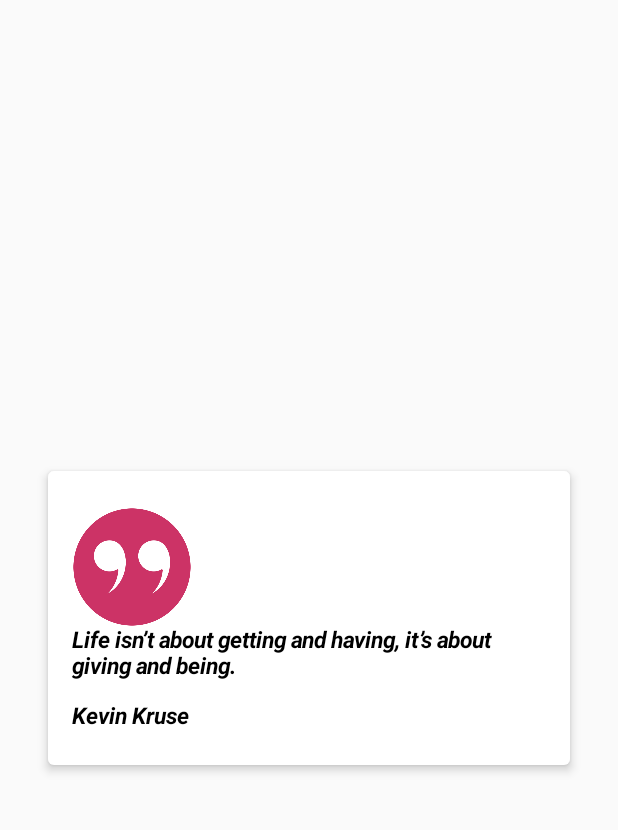
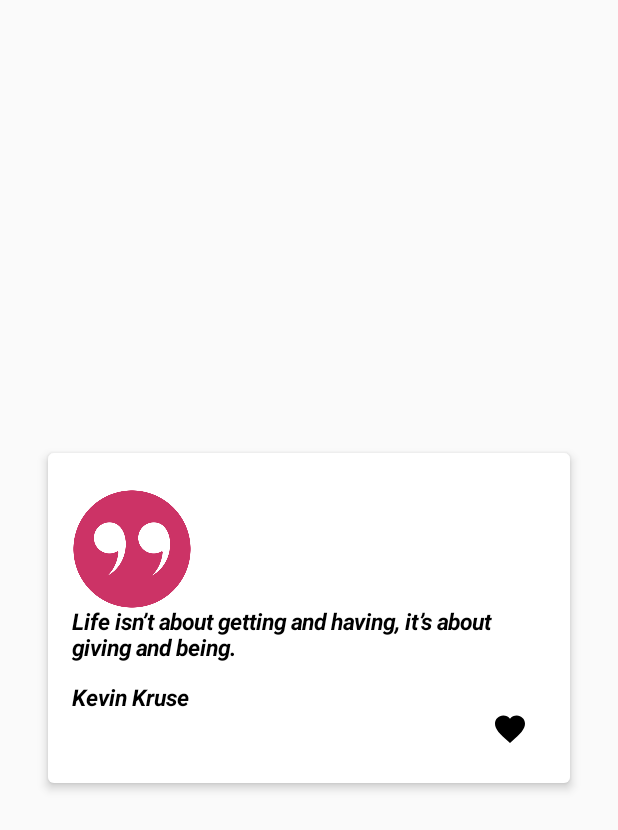
Before and after one commit to fenil09/Quotes_Jetpack, an Android app built with Jetpack Compose: the screen it shows after launch (MainActivity), after a tap on "Life isn’t about getting and having, it’", on a phone screen of 412 x 824 dp. Shown: the top 830 px of the screen. Run offline under Robolectric (Android 15) with nearby library versions, the phone set to English and light mode, and no system bars; our stand-ins replace Firebase (no records; nobody signed in at launch, a user with empty details on screens opened directly).

Commit message:
Added the Functionality for Saving A Quote to Firestore Database

```diff
--- a/app/build.gradle
+++ b/app/build.gradle
@@ -1,6 +1,7 @@
 plugins {
     id 'com.android.application'
     id 'org.jetbrains.kotlin.android'
+    id 'com.google.gms.google-services'
 }
 
 android {
@@ -63,4 +64,9 @@ dependencies {
     debugImplementation "androidx.compose.ui:ui-test-manifest:$compose_ui_version"
     implementation 'com.google.code.gson:gson:2.10.1'
     implementation 'androidx.navigation:navigation-compose:2.5.3'
+    implementation platform('com.google.firebase:firebase-bom:32.1.0')
+    implementation 'com.google.firebase:firebase-firestore-ktx'
+    implementation 'org.jetbrains.kotlinx:kotlinx-coroutines-play-services:1.6.4'
+    implementation 'org.jetbrains.kotlinx:kotlinx-coroutines-core:1.6.4'
+    implementation 'org.jetbrains.kotlinx:kotlinx-coroutines-android:1.6.4'
 }
--- /dev/null
+++ b/app/src/main/java/Models/favouritQuote.kt
@@ -0,0 +1,3 @@
+package Models
+
+data class favouritQuote(val favquote:String,val favauthor:String)
--- a/app/src/main/java/Screens/AppInfoScreen.kt
+++ b/app/src/main/java/Screens/AppInfoScreen.kt
@@ -1,37 +1,51 @@
 package Screens
 
 import Models.QuotesData
-import androidx.compose.foundation.layout.Box
-import androidx.compose.foundation.layout.Column
-import androidx.compose.foundation.layout.fillMaxWidth
-import androidx.compose.foundation.layout.padding
+import Screens.QuoteList
+import android.content.Intent
+import android.widget.ImageButton
+import androidx.compose.foundation.Image
+import androidx.compose.foundation.clickable
+import androidx.compose.foundation.layout.*
 import androidx.compose.material.Text
 import androidx.compose.runtime.Composable
 import androidx.compose.ui.Alignment
 import androidx.compose.ui.Modifier
+import androidx.compose.ui.platform.LocalContext
+import androidx.compose.ui.res.painterResource
 import androidx.compose.ui.text.font.FontStyle
 import androidx.compose.ui.text.font.FontWeight
 import androidx.compose.ui.text.style.TextAlign
 import androidx.compose.ui.unit.dp
 import androidx.compose.ui.unit.sp
 import androidx.navigation.NavHostController
+import com.compose.quotes_jetpack.MainActivity2
+import com.compose.quotes_jetpack.R
 
 
 @Composable
 fun SetupScreen(data:Array<QuotesData>,onclick:(quotesData:QuotesData)->Unit) {
+    val context= LocalContext.current
+    Column (){
 
-     Column() {
-         Text(
-             text="Quotes App",
-             textAlign = TextAlign.Center,
-             fontStyle = FontStyle.Italic,
-             fontWeight = FontWeight.Bold,
-             fontSize = 15.sp,
-             modifier = Modifier.padding(8.dp,24.dp)
-                 .fillMaxWidth(1f)
-         )
-         QuoteList(data,onclick)
-     }
-
-
+        Box(modifier = Modifier.padding(20.dp), contentAlignment = Alignment.Center){
+            Row (verticalAlignment = Alignment.CenterVertically, modifier = Modifier.padding(start = 120.dp)){
+                Text(
+                    text = "QuotesAPP",
+                    textAlign = TextAlign.Center
+                )
+                Spacer(modifier = Modifier.padding(50.dp))
+                Image(
+                    painter = painterResource(R.drawable.saving),
+                    contentDescription = null,
+                    modifier = Modifier.size(60.dp)
+                        .clickable {
+                            val intent=Intent(context,MainActivity2::class.java)
+                            context.startActivity(intent)
+                        }
+                )
+            }
+        }
+        QuoteList(data=data,onclick)
     }
+    }
--- a/app/src/main/java/Screens/QuoteDetail.kt
+++ b/app/src/main/java/Screens/QuoteDetail.kt
@@ -2,24 +2,41 @@ package Screens
 
 import Models.DataManager
 import Models.QuotesData
+import Models.favouritQuote
+import android.widget.Toast
 import androidx.activity.compose.BackHandler
 import androidx.compose.foundation.Image
+import androidx.compose.foundation.clickable
 import androidx.compose.foundation.layout.*
 import androidx.compose.material.Card
 import androidx.compose.material.Text
+import androidx.compose.material.icons.Icons
+import androidx.compose.material.icons.filled.Favorite
 import androidx.compose.runtime.Composable
 import androidx.compose.ui.Alignment
 import androidx.compose.ui.Modifier
+import androidx.compose.ui.graphics.Color
+import androidx.compose.ui.graphics.ColorFilter
+import androidx.compose.ui.platform.LocalContext
 import androidx.compose.ui.res.painterResource
 import androidx.compose.ui.text.font.FontStyle
 import androidx.compose.ui.text.font.FontWeight
 import androidx.compose.ui.unit.dp
 import androidx.compose.ui.unit.sp
 import com.compose.quotes_jetpack.R
+import com.google.firebase.firestore.ktx.firestore
+import com.google.firebase.ktx.Firebase
+import kotlinx.coroutines.CoroutineScope
+import kotlinx.coroutines.Dispatchers
+import kotlinx.coroutines.launch
+import kotlinx.coroutines.tasks.await
+import kotlinx.coroutines.withContext
 
 
 @Composable
 fun QuoteDetail(quote:QuotesData){
+    val context= LocalContext.current
+    val reff=Firebase.firestore.collection("favouriteQuotes")
 
     BackHandler() {
         DataManager.SwitchPages(null)
@@ -60,6 +77,28 @@ fun QuoteDetail(quote:QuotesData){
                     fontSize = 15.sp
                 )
 
+                Image(
+                    imageVector = Icons.Default.Favorite,
+                    contentDescription = null,
+                    colorFilter = ColorFilter.tint(Color.Black),
+                    modifier = Modifier.padding(start = 280.dp)
+                        .clickable {
+                          val FavouriteQuote=favouritQuote(favquote = quote.quote, favauthor = quote.author)
+                          CoroutineScope(Dispatchers.IO).launch {
+                              try{
+                                  reff.add(FavouriteQuote).await()
+                                  withContext(Dispatchers.Main){
+                                      Toast.makeText(context,"Quote added to Favourites succesfully",Toast.LENGTH_LONG).show()
+                                  }
+                              }catch (e:Exception){
+                                  withContext(Dispatchers.Main){
+                                      Toast.makeText(context,e.message,Toast.LENGTH_LONG).show()
+                                  }
+                              }
+                          }
+                        }
+                )
+
             }
         }
     }
--- a/app/src/main/java/Screens/QuoteMain.kt
+++ b/app/src/main/java/Screens/QuoteMain.kt
@@ -1,6 +1,7 @@
 package Screens
 
 import Models.QuotesData
+import android.widget.Toast
 import androidx.compose.foundation.BorderStroke
 import androidx.compose.foundation.Image
 import androidx.compose.foundation.background
@@ -28,8 +29,6 @@ import kotlin.text.Typography.quote
 
 @Composable
 fun QuoteMain(quotesData: QuotesData, onclick:(quotesData:QuotesData)-> Unit) {
-
-
         Card(
             elevation = 4.dp,
             border = BorderStroke(2.dp, Color.Black),
@@ -70,17 +69,6 @@ fun QuoteMain(quotesData: QuotesData, onclick:(quotesData:QuotesData)-> Unit) {
                         fontWeight = FontWeight.Bold,
                         fontSize = 15.sp
                     )
-
-                    Image(
-                        imageVector = Icons.Default.Favorite,
-                        contentDescription = null,
-                        colorFilter = ColorFilter.tint(Color.Black),
-                        modifier = Modifier.padding(start = 280.dp)
-                            .clickable {
-                                ColorFilter.tint(Color.Red)
-                            }
-                    )
-
                 }
             }
         }
--- a/app/src/main/res/values/strings.xml
+++ b/app/src/main/res/values/strings.xml
@@ -1,3 +1,4 @@
 <resources>
     <string name="app_name">Quotes_Jetpack</string>
+    <string name="title_activity_main2">MainActivity2</string>
 </resources>
```
Also changed, not shown: app/src/main/AndroidManifest.xml (+7 -1 lines), app/src/main/java/com/compose/quotes_jetpack/MainActivity2.kt (added, +29 -0 lines), build.gradle (+18 -0 lines), 1 other file.
